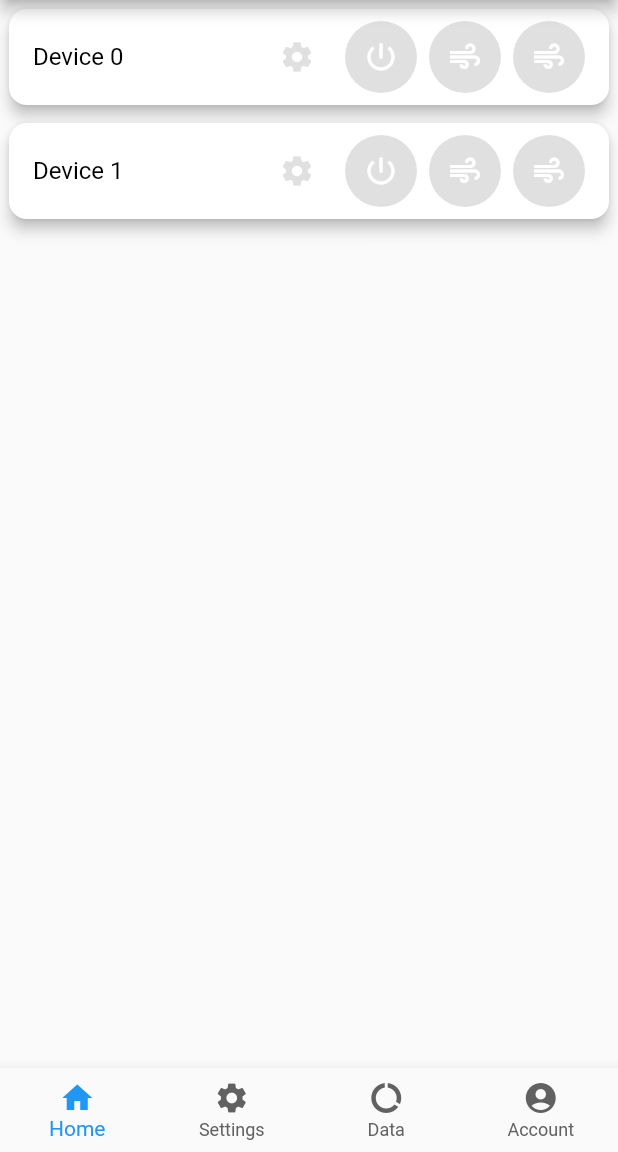
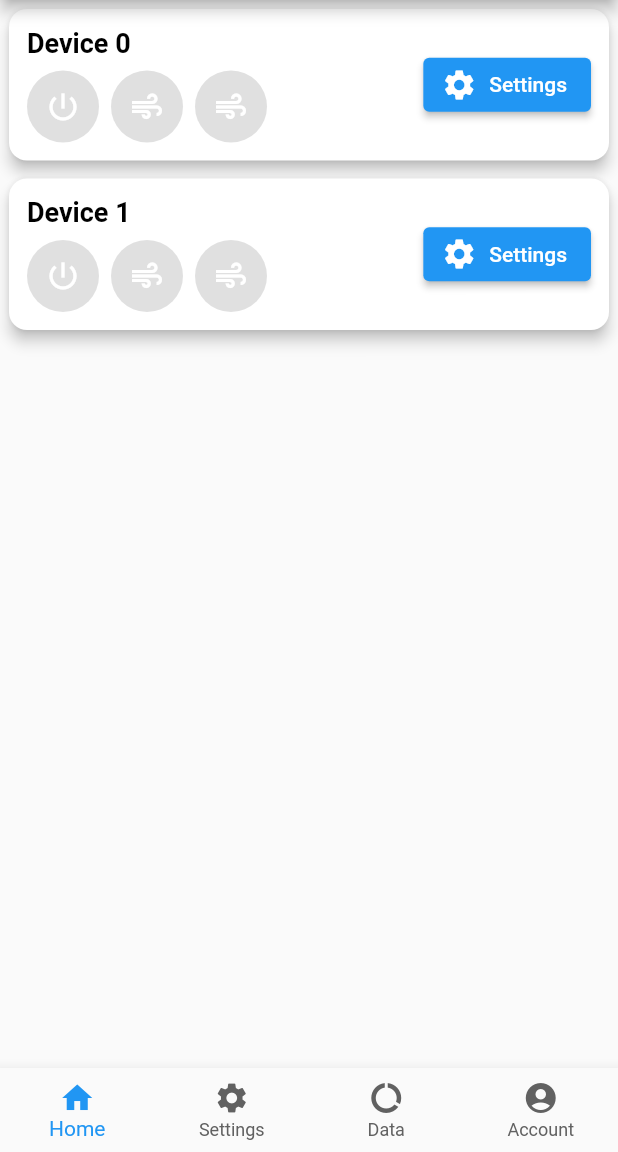
Before and after one commit to TylerHight/Que-App, a Flutter app: the screen it shows after launch, on a phone screen of 412 x 824 dp, the part 84-1236 px from its top. Run offline on Flutter 3.47's test engine with Material 2 defaults, Android fonts, the phone set to English and light mode, and no system bars; our stand-ins replace syncfusion_flutter_charts.

Commit message:
improved look of home screen

```diff
--- a/lib/screens/home_screen/device_remote.dart
+++ b/lib/screens/home_screen/device_remote.dart
@@ -1,5 +1,3 @@
-// device_remote.dart
-
 import 'package:flutter/material.dart';
 import 'binary_button.dart';
 
@@ -20,26 +18,24 @@ class DeviceRemote extends StatelessWidget {
       ),
       elevation: 4.0,
       child: Padding(
-        padding: EdgeInsets.symmetric(vertical: 8.0),
+        padding: EdgeInsets.all(12.0), // Improved spacing
         child: Row(
+          mainAxisAlignment: MainAxisAlignment.spaceBetween, // Center-align elements
           children: [
-            SizedBox(width: 16),
+            Column(
+              crossAxisAlignment: CrossAxisAlignment.start,
+              children: [
                 Text(
                   title,
                   style: TextStyle(
                     color: Colors.black,
-                fontSize: 16.0,
+                    fontSize: 18.0, // Adjusted font size
+                    fontWeight: FontWeight.bold, // Added bold style
                   ),
                 ),
-            Spacer(),
-            IconButton(
-              icon: Icon(
-                Icons.settings,
-                color: Colors.grey[300],
-              ),
-              onPressed: onTap,
-            ),
-            SizedBox(width: 8),
+                SizedBox(height: 8),
+                Row(
+                  children: [
                     BinaryButton(
                       buttonColor: Colors.green,
                       iconData: Icons.power_settings_new,
@@ -54,7 +50,24 @@ class DeviceRemote extends StatelessWidget {
                       buttonColor: Colors.cyan,
                       iconData: Icons.air,
                     ),
-            SizedBox(width: 16),
+                  ],
+                ),
+              ],
+            ),
+            ElevatedButton.icon(
+              onPressed: onTap,
+              icon: Icon(
+                Icons.settings,
+                color: Colors.white,
+              ),
+              label: Text(
+                'Settings',
+                style: TextStyle(color: Colors.white),
+              ),
+              style: ElevatedButton.styleFrom(
+                primary: Colors.blue, // Custom button color
+              ),
+            ),
           ],
         ),
       ),
```
Lines whose indentation alone changed are shown as unchanged.
